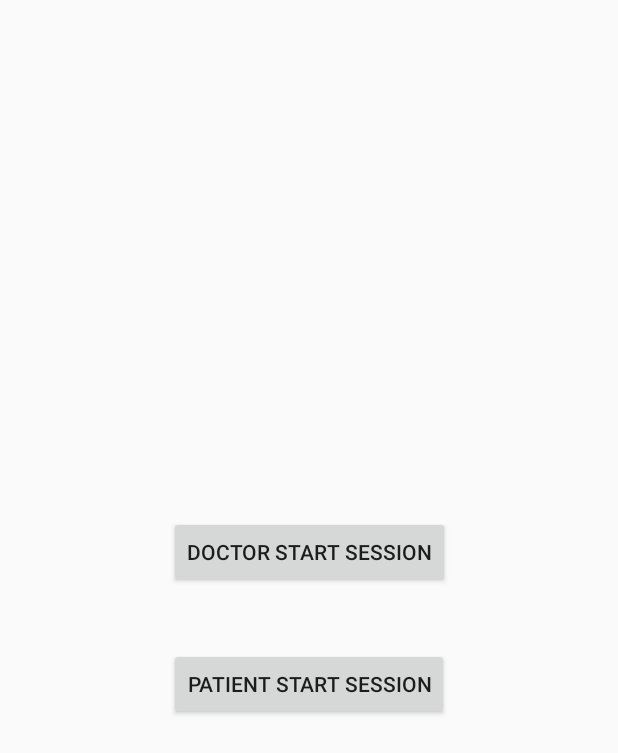
After one commit to tiffanywu0313/Telecare, an Android app: the layout activity_session_select.xml on its own in the app's theme, with its tools: preview values and no code run, on a phone screen of 412 x 824 dp. The commit adds this screen. Shown: the top 753 px of the screen. Run offline under Robolectric (Android 15) with nearby library versions, the phone set to English and light mode, and no system bars.

Commit message:
added more stuff

```diff
--- a/hackhealth_android/app/src/main/AndroidManifest.xml
+++ b/hackhealth_android/app/src/main/AndroidManifest.xml
@@ -9,7 +9,8 @@
         android:roundIcon="@mipmap/ic_launcher_round"
         android:supportsRtl="true"
         android:theme="@style/AppTheme">
-        <activity android:name=".MainActivity">
+        <activity android:name=".views.chatSession.SessionActivity" />
+        <activity android:name=".views.sessionSelection.SelectSessionActivity" >
             <intent-filter>
                 <action android:name="android.intent.action.MAIN" />
 
--- /dev/null
+++ b/hackhealth_android/app/src/main/java/hackhealth2018/myapplication/util/Strings.java
@@ -0,0 +1,6 @@
+package hackhealth2018.myapplication.util;
+
+public class Strings {
+    //Keys
+    public static final String SHAREDPREF_IS_DOCTOR = "isDoctorPref";
+}
--- a/hackhealth_android/app/src/main/res/layout/activity_main.xml
+++ b/hackhealth_android/app/src/main/res/layout/activity_main.xml
@@ -4,7 +4,7 @@
     xmlns:tools="http://schemas.android.com/tools"
     android:layout_width="match_parent"
     android:layout_height="match_parent"
-    tools:context="hackhealth2018.myapplication.MainActivity">
+    tools:context=".views.chatSession.SessionActivity">
 
     <FrameLayout
         android:id="@+id/frame_tokbox"
--- /dev/null
+++ b/hackhealth_android/app/src/main/res/layout/activity_session_select.xml
@@ -0,0 +1,36 @@
+<?xml version="1.0" encoding="utf-8"?>
+<android.support.constraint.ConstraintLayout xmlns:android="http://schemas.android.com/apk/res/android"
+    xmlns:app="http://schemas.android.com/apk/res-auto"
+    xmlns:tools="http://schemas.android.com/tools"
+    android:layout_width="match_parent"
+    android:layout_height="match_parent">
+
+    <Button
+        android:id="@+id/bttn_start_doc"
+        android:layout_width="wrap_content"
+        android:layout_height="wrap_content"
+        android:layout_marginBottom="20dp"
+        android:layout_marginEnd="8dp"
+        android:layout_marginStart="8dp"
+        android:text="Doctor Start Session"
+        app:layout_constraintBottom_toTopOf="@+id/bttn_start_patient"
+        app:layout_constraintEnd_toEndOf="parent"
+        app:layout_constraintHorizontal_bias="0.5"
+        app:layout_constraintStart_toStartOf="parent"
+        app:layout_constraintTop_toTopOf="parent"
+        app:layout_constraintVertical_chainStyle="packed" />
+
+    <Button
+        android:id="@+id/bttn_start_patient"
+        android:layout_width="wrap_content"
+        android:layout_height="wrap_content"
+        android:layout_marginEnd="8dp"
+        android:layout_marginStart="8dp"
+        android:layout_marginTop="20dp"
+        android:text="Patient Start Session"
+        app:layout_constraintBottom_toBottomOf="parent"
+        app:layout_constraintEnd_toEndOf="parent"
+        app:layout_constraintHorizontal_bias="0.5"
+        app:layout_constraintStart_toStartOf="parent"
+        app:layout_constraintTop_toBottomOf="@+id/bttn_start_doc" />
+</android.support.constraint.ConstraintLayout>
```
Also changed, not shown: hackhealth_android/app/build.gradle (+11 -0 lines), hackhealth_android/app/src/main/java/hackhealth2018/myapplication/MainActivity.java (deleted, +0 -21 lines), hackhealth_android/app/src/main/java/hackhealth2018/myapplication/views/BaseActivity.java (renamed from hackhealth_android/app/src/main/java/hackhealth2018/myapplication/BaseActivity.java, +42 -1 lines), hackhealth_android/app/src/main/java/hackhealth2018/myapplication/views/BaseFragment.java (renamed from hackhealth_android/app/src/main/java/hackhealth2018/myapplication/BaseFragment.java, +11 -1 lines), hackhealth_android/app/src/main/java/hackhealth2018/myapplication/views/chatSession/ChatFragment.java (renamed from hackhealth_android/app/src/main/java/hackhealth2018/myapplication/chatSession/ChatFragment.java, +11 -3 lines), hackhealth_android/app/src/main/java/hackhealth2018/myapplication/views/chatSession/DataFragment.java (renamed from hackhealth_android/app/src/main/java/hackhealth2018/myapplication/chatSession/DataFragment.java, +10 -3 lines), hackhealth_android/app/src/main/java/hackhealth2018/myapplication/views/chatSession/SessionActivity.java (added, +26 -0 lines), hackhealth_android/app/src/main/java/hackhealth2018/myapplication/views/sessionSelection/SelectSessionActivity.java (added, +33 -0 lines).
